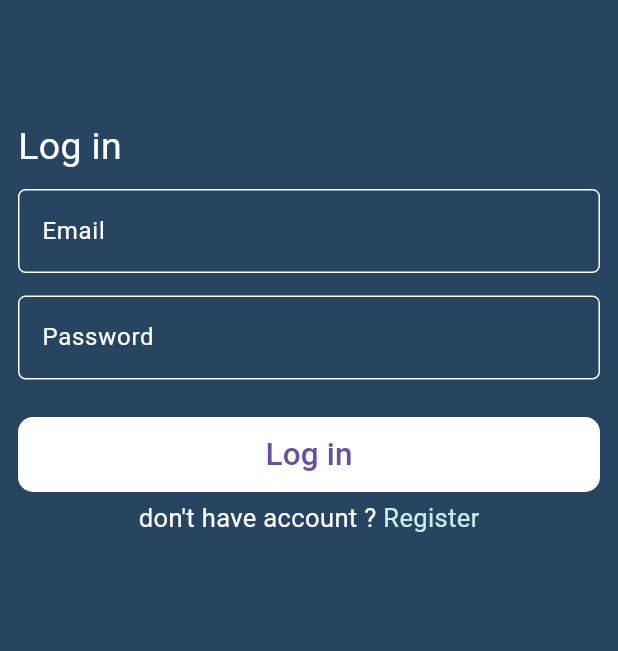
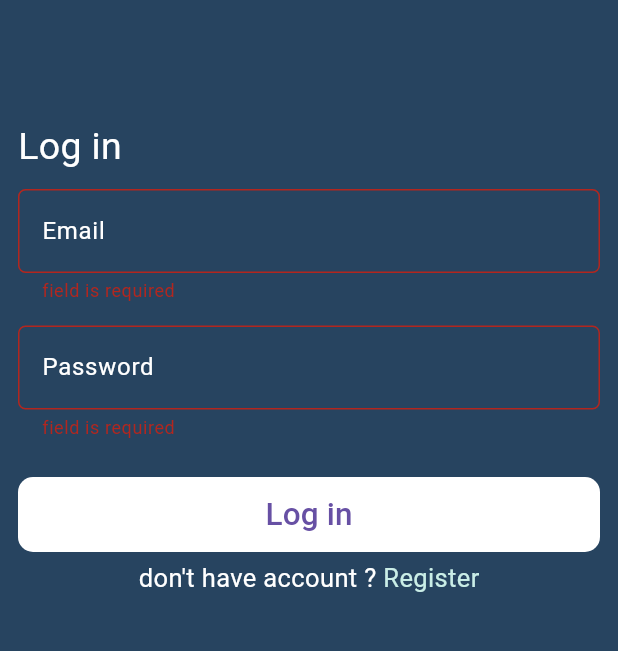
Before and after one commit to AhmedKhedr1/caht_app, a Flutter app: the screen it shows after launch, after a tap on "Log in", on a phone screen of 412 x 824 dp, the part 372-1023 px from its top. Run offline on Flutter 3.47's test engine with Material 3 defaults, Android fonts, the phone set to English and light mode, and no system bars; drawn by our look-alikes of modal_progress_hud_nsn; our stand-ins replace bloc, cloud_firestore, firebase_auth, firebase_core, flutter_bloc; missing offline and left inert: dart:ffi; accounts and stored records are empty.

Commit message:
finish login cubit

```diff
--- a/lib/Widgets/Custom_TextField.dart
+++ b/lib/Widgets/Custom_TextField.dart
@@ -5,16 +5,21 @@ import 'package:flutter/material.dart';
 
 class Custom_textField extends StatelessWidget {
    Custom_textField({
-    super.key, required this.hintText,required this.oncahanged,this.obscure =false
+    super.key, required this.hintText,required this.oncahanged,this.obscureText =false
   });
  String? hintText;
-bool? obscure=false;
+ bool? obscureText;
  Function(String) oncahanged;
 
   @override
   Widget build(BuildContext context) {
-    return TextField(
-      obscureText:obscure! ,
+    return TextFormField(
+      obscureText:obscureText!,
+      validator: (data) {
+        if (data!.isEmpty) {
+          return 'field is required';
+        }
+      },
       onChanged: oncahanged,
       decoration: InputDecoration(
         hintStyle:const TextStyle(color: Colors.white),
--- a/lib/main.dart
+++ b/lib/main.dart
@@ -1,9 +1,11 @@
 import 'package:chatapp/firebase_options.dart';
 import 'package:chatapp/screens/Chat_screen.dart';
+import 'package:chatapp/screens/Cubits/login_cubit/login_cubit.dart';
 import 'package:chatapp/screens/Login_Screen.dart';
-import 'package:chatapp/screens/Signin_Screen.dart';
+import 'package:chatapp/screens/register_Screen.dart';
 import 'package:firebase_core/firebase_core.dart';
 import 'package:flutter/material.dart';
+import 'package:flutter_bloc/flutter_bloc.dart';
 
 void main() async {
   WidgetsFlutterBinding.ensureInitialized();
@@ -18,14 +20,17 @@ class MyApp extends StatelessWidget {
 
   @override
   Widget build(BuildContext context) {
-    return MaterialApp(
-      routes: {
-        LoginScreen.id: (context) =>  LoginScreen(),
-        SigninScreen.id: (context) =>  SigninScreen(),
-        ChatScreen.id:(context) => ChatScreen(),
-      },
-      debugShowCheckedModeBanner: false,
-      home: LoginScreen(),
+    return BlocProvider(
+      create: (context) => LoginCubit(),
+      child: MaterialApp(
+        routes: {
+          LoginScreen.id: (context) => LoginScreen(),
+          registerScreen.id: (context) => registerScreen(),
+          ChatScreen.id: (context) => ChatScreen(),
+        },
+        debugShowCheckedModeBanner: false,
+        home: LoginScreen(),
+      ),
     );
   }
 }
--- a/lib/models/Massege.dart
+++ b/lib/models/Massege.dart
@@ -9,5 +9,4 @@ class Massege{
 factory Massege.fromjson(jsondata){
   return Massege(jsondata[KMassege],jsondata['id']);
 }
-
 }
--- /dev/null
+++ b/lib/screens/Cubits/login_cubit/login_state.dart
@@ -0,0 +1,12 @@
+part of 'login_cubit.dart';
+
+
+sealed class LoginState {}
+
+final class LoginInitial extends LoginState {}
+final class LoginSuccess extends LoginState {}
+final class LoginLoading extends LoginState {}
+final class LoginFailure extends LoginState {
+  String errorMassege;
+   LoginFailure({required this.errorMassege});
+}
--- a/lib/screens/Login_Screen.dart
+++ b/lib/screens/Login_Screen.dart
@@ -1,22 +1,44 @@
 import 'package:chatapp/Widgets/Custom_TextField.dart';
 import 'package:chatapp/Widgets/Custom_button.dart';
+import 'package:chatapp/models/showSnackBar.dart';
 import 'package:chatapp/screens/Chat_screen.dart';
-import 'package:chatapp/screens/Signin_Screen.dart';
+import 'package:chatapp/screens/Cubits/login_cubit/login_cubit.dart';
+import 'package:chatapp/screens/register_Screen.dart';
 import 'package:firebase_auth/firebase_auth.dart';
 import 'package:flutter/material.dart';
+import 'package:flutter_bloc/flutter_bloc.dart';
+import 'package:modal_progress_hud_nsn/modal_progress_hud_nsn.dart';
 
 class LoginScreen extends StatelessWidget {
   LoginScreen({super.key});
   static String id = 'LoginScreen';
   String? Email;
   String? Password;
+  bool isLoading = false;
+  GlobalKey<FormState> formKey = GlobalKey();
 
   @override
   Widget build(BuildContext context) {
-    return Scaffold(
+
+    return BlocConsumer<LoginCubit, LoginState>(
+      listener: (context, state) {
+        if (state is LoginLoading) {
+          isLoading = true;
+        } else if (state is LoginSuccess) {
+          Navigator.pushNamed(context, ChatScreen.id);
+          isLoading=false;
+        } else if (state is LoginFailure) {
+          showSnackBar(context, 'there was an error ');
+        }
+      },
+      builder:(context,State)=> ModalProgressHUD(
+        inAsyncCall: isLoading,
+        child: Scaffold(
           backgroundColor: const Color(0xff274460),
           body: Padding(
             padding: const EdgeInsets.only(top: 85, right: 12, left: 12),
+            child: Form(
+              key: formKey,
               child: ListView(
                 children: [
                   Column(
@@ -60,7 +82,7 @@ class LoginScreen extends StatelessWidget {
                       ),
                       const SizedBox(height: 15),
                       Custom_textField(
-                  obscure: true,
+                        obscureText: true,
                         hintText: 'Password',
                         oncahanged: (data) {
                           Password = data;
@@ -69,19 +91,11 @@ class LoginScreen extends StatelessWidget {
                       Custom_Button(
                         buttontext: 'Log in',
                         onTap: () async {
-                    try {
-                      final credential = await FirebaseAuth.instance
-                          .signInWithEmailAndPassword(
-                              email: Email!, password: Password!);
-                    } on FirebaseAuthException catch (e) {
-                      if (e.code == 'user-not-found') {
-                        print('No user found for that email.');
-                      } else if (e.code == 'wrong-password') {
-                        print('Wrong password provided for that user.');
-                      }
-                    }
-                     Navigator.pushNamed(context, ChatScreen.id,arguments: Email);
-                  }
+                          if (formKey.currentState!.validate()) {
+                            BlocProvider.of<LoginCubit>(context)
+                                .login_user(Email: Email!, Password: Password!);
+                          } else {}
+                        },
                       ),
                       Padding(
                         padding: EdgeInsets.only(top: 5),
@@ -90,16 +104,17 @@ class LoginScreen extends StatelessWidget {
                           children: [
                             const Text(
                               'don\'t have account ? ',
-                        style: TextStyle(color: Colors.white, fontSize: 17),
+                              style:
+                                  TextStyle(color: Colors.white, fontSize: 17),
                             ),
                             GestureDetector(
                               onTap: () {
-                          Navigator.pushNamed(context, SigninScreen.id);
+                                Navigator.pushNamed(context, registerScreen.id);
                               },
                               child: const Text(
                                 'Register',
-                          style:
-                              TextStyle(color: Color(0xffCAEEE7), fontSize: 17),
+                                style: TextStyle(
+                                    color: Color(0xffCAEEE7), fontSize: 17),
                               ),
                             ),
                           ],
@@ -110,6 +125,14 @@ class LoginScreen extends StatelessWidget {
                 ],
               ),
             ),
+          ),
+        ),
+      ),
     );
   }
+
+  Future<void> login_user() async {
+    final credential = await FirebaseAuth.instance
+        .signInWithEmailAndPassword(email: Email!, password: Password!);
   }
+}
--- a/lib/screens/Signin_Screen.dart
+++ b/lib/screens/register_Screen.dart
@@ -7,8 +7,8 @@ import 'package:flutter/material.dart';
 import 'package:flutter/widgets.dart';
 import 'package:modal_progress_hud_nsn/modal_progress_hud_nsn.dart';
 
-class SigninScreen extends StatelessWidget {
-  SigninScreen({super.key});
+class registerScreen extends StatelessWidget {
+  registerScreen({super.key});
   static String id = 'LoginScreen';
   String? Email;
   String? password;
@@ -60,7 +60,7 @@ class SigninScreen extends StatelessWidget {
                   height: 15,
                 ),
                 Custom_textField(
-                  obscure: true,
+                  obscureText: true,
                   hintText: 'Password',
                   oncahanged: (data) {
                     password = data;
--- a/pubspec.yaml
+++ b/pubspec.yaml
@@ -39,6 +39,7 @@ dependencies:
   firebase_auth: ^5.1.4
   modal_progress_hud_nsn: ^0.5.1
   cloud_firestore: ^5.2.1
+  flutter_bloc: ^8.1.6
 
 dev_dependencies:
   flutter_test:
```
Also changed, not shown: lib/models/showSnackBar.dart (added, +9 -0 lines), lib/screens/Cubits/login_cubit/login_cubit.dart (added, +27 -0 lines), pubspec.lock. Lines whose indentation alone changed are shown as unchanged.
